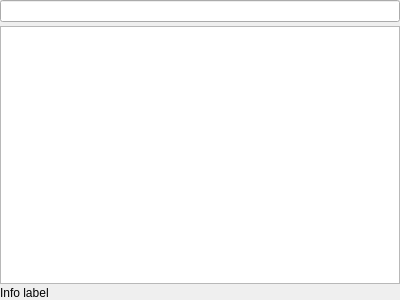
Before: the Qt Designer form qt-app/src/panel/cpanelwidget.ui in VioletGiraffe/file-commander, drawn with Qt 5.
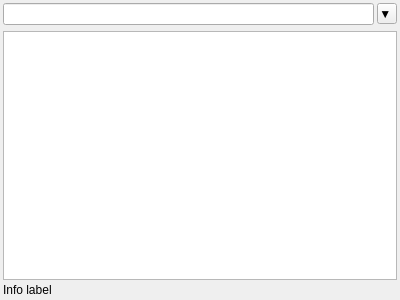
After: the same form once the commit is applied. Custom widgets are drawn as their Qt base class.

```diff
--- a/qt-app/src/panel/cpanelwidget.ui
+++ b/qt-app/src/panel/cpanelwidget.ui
@@ -15,22 +15,45 @@
   </property>
   <layout class="QVBoxLayout" name="verticalLayout">
    <property name="spacing">
-    <number>2</number>
+    <number>3</number>
    </property>
    <property name="leftMargin">
-    <number>0</number>
+    <number>3</number>
    </property>
    <property name="topMargin">
-    <number>0</number>
+    <number>3</number>
    </property>
    <property name="rightMargin">
-    <number>0</number>
+    <number>3</number>
    </property>
    <property name="bottomMargin">
-    <number>0</number>
+    <number>3</number>
    </property>
    <item>
-    <widget class="QLineEdit" name="_pathNavigator"/>
+    <layout class="QHBoxLayout" name="horizontalLayout" stretch="1,0">
+     <item>
+      <widget class="QLineEdit" name="_pathNavigator"/>
+     </item>
+     <item>
+      <widget class="QToolButton" name="_btnHistory">
+       <property name="sizePolicy">
+        <sizepolicy hsizetype="Minimum" vsizetype="Fixed">
+         <horstretch>0</horstretch>
+         <verstretch>0</verstretch>
+        </sizepolicy>
+       </property>
+       <property name="maximumSize">
+        <size>
+         <width>20</width>
+         <height>16777215</height>
+        </size>
+       </property>
+       <property name="text">
+        <string>▼ </string>
+       </property>
+      </widget>
+     </item>
+    </layout>
    </item>
    <item>
     <widget class="QWidget" name="_driveButtonsWidget" native="true"/>
```
